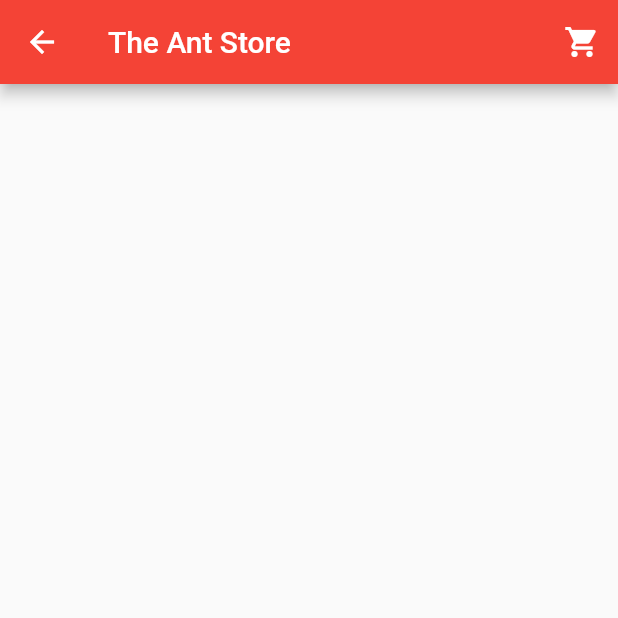
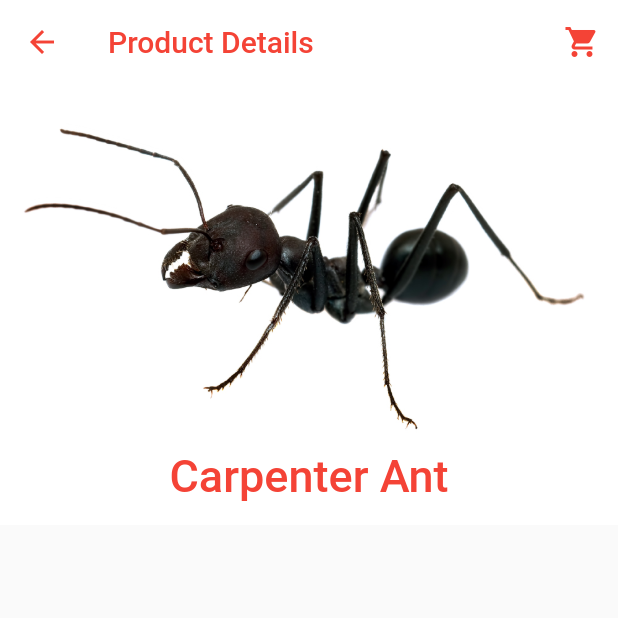
Before and after one commit to sayeemabdullah/The-Ant-Store-Flutter, a Flutter app: the ProductPage screen opened directly, after a tap on "Carpenter Ant", on a phone screen of 412 x 824 dp, the top half of it. Run offline on Flutter 3.47's test engine with Material 2 defaults, Android fonts, the phone set to English and light mode, and no system bars.

Commit message:
Updated SliverAppBar & link between Pages (Data Transfer)

```diff
--- a/lib/ProductDetailPage.dart
+++ b/lib/ProductDetailPage.dart
@@ -1,24 +1,49 @@
 import 'package:flutter/material.dart';
+import 'package:flutter_basic_task/product.dart';
+//import 'package:flutter_basic_task/product.dart';
 
-class ProductDetailPage extends StatefulWidget {
-  @override
-  _ProductDetailPageState createState() => _ProductDetailPageState();
-}
+class ProductDetailPage  extends StatelessWidget {
 
-class _ProductDetailPageState extends State<ProductDetailPage> {
+  final Product products;
+  ProductDetailPage({this.products});
+
   @override
   Widget build(BuildContext context) {
     return Scaffold(
-      appBar: AppBar(
-          title: const Text('The Ant Store'),
-          backgroundColor: Colors.red,
-          actions: <Widget>[
-            IconButton(icon: Icon(
+      body: Center(
+        child: CustomScrollView(
+          slivers: <Widget>[
+            SliverAppBar(
+              leading: BackButton(
+                color: Colors.red,
+                ),
+              title: Text('Product Details',
+              style: TextStyle(color: Colors.red),),
+              backgroundColor: Colors.white,
+              expandedHeight: 350.0,
+              actions: <Widget>[
+                IconButton(icon: Icon(
               Icons.shopping_cart,
-              color: Colors.white,
+              color: Colors.red,
             ), onPressed: null)
+              ],
+              flexibleSpace: FlexibleSpaceBar(
+                centerTitle: true,
+                title: Text(products.name,
+                style: TextStyle(color: Colors.red),),
+                background: Stack(
+                  fit: StackFit.expand,
+                  children: [
+                    Image.asset('assets/${products.picture}',
+                    fit: BoxFit.cover,
+                    ),
+                  ],
+                ),
+              ),
+            ),
           ],
-    ),
+        )
+      ),
     );
   }
 }
--- a/lib/ProductPage.dart
+++ b/lib/ProductPage.dart
@@ -47,7 +47,7 @@ class _ProductPageState extends State<ProductPage> {
               child: ListTile(
                 onTap: (){
                   Navigator.push(context, MaterialPageRoute(builder: (context){
-                    return ProductDetailPage();
+                    return ProductDetailPage(products : products[index]);
                     }));
                 },
                 leading: Image.asset('assets/${products[index].picture}',
```
